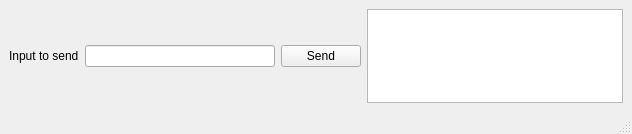
The window that boost_asio/asio_server/mainwindowserver.ui (alexanderrll/boost) describes before a commit, drawn with Qt 5.
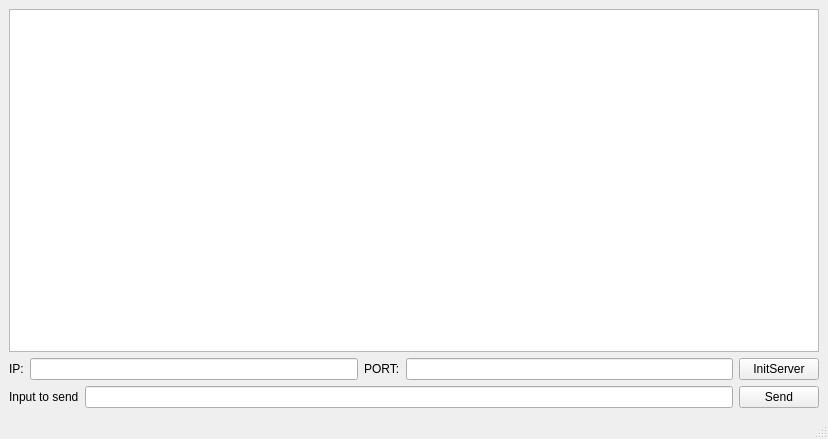
The same window after the commit.

```diff
--- a/boost_asio/asio_server/mainwindowserver.ui
+++ b/boost_asio/asio_server/mainwindowserver.ui
@@ -6,16 +6,52 @@
    <rect>
     <x>0</x>
     <y>0</y>
-    <width>632</width>
-    <height>134</height>
+    <width>828</width>
+    <height>439</height>
    </rect>
   </property>
   <property name="windowTitle">
    <string>MainWindowServer</string>
   </property>
   <widget class="QWidget" name="centralwidget">
+   <layout class="QVBoxLayout" name="verticalLayout">
+    <item>
+     <widget class="QTextEdit" name="te_Log"/>
+    </item>
+    <item>
    <layout class="QHBoxLayout" name="horizontalLayout">
     <item>
+       <widget class="QLabel" name="label_2">
+        <property name="text">
+         <string>IP:</string>
+        </property>
+       </widget>
+      </item>
+      <item>
+       <widget class="QLineEdit" name="le_IP"/>
+      </item>
+      <item>
+       <widget class="QLabel" name="label_3">
+        <property name="text">
+         <string>PORT:</string>
+        </property>
+       </widget>
+      </item>
+      <item>
+       <widget class="QLineEdit" name="le_PORT"/>
+      </item>
+      <item>
+       <widget class="QPushButton" name="pb_InitServer">
+        <property name="text">
+         <string>InitServer</string>
+        </property>
+       </widget>
+      </item>
+     </layout>
+    </item>
+    <item>
+     <layout class="QHBoxLayout" name="horizontalLayout_2">
+      <item>
      <widget class="QLabel" name="label">
       <property name="text">
        <string>Input to send</string>
@@ -32,8 +68,7 @@
       </property>
      </widget>
     </item>
-    <item>
-     <widget class="QTextEdit" name="te_Log"/>
+     </layout>
     </item>
    </layout>
   </widget>
```
Left out of the diff: 2 changed lines with no effect on the pictures. Lines whose indentation alone changed are shown as unchanged.
